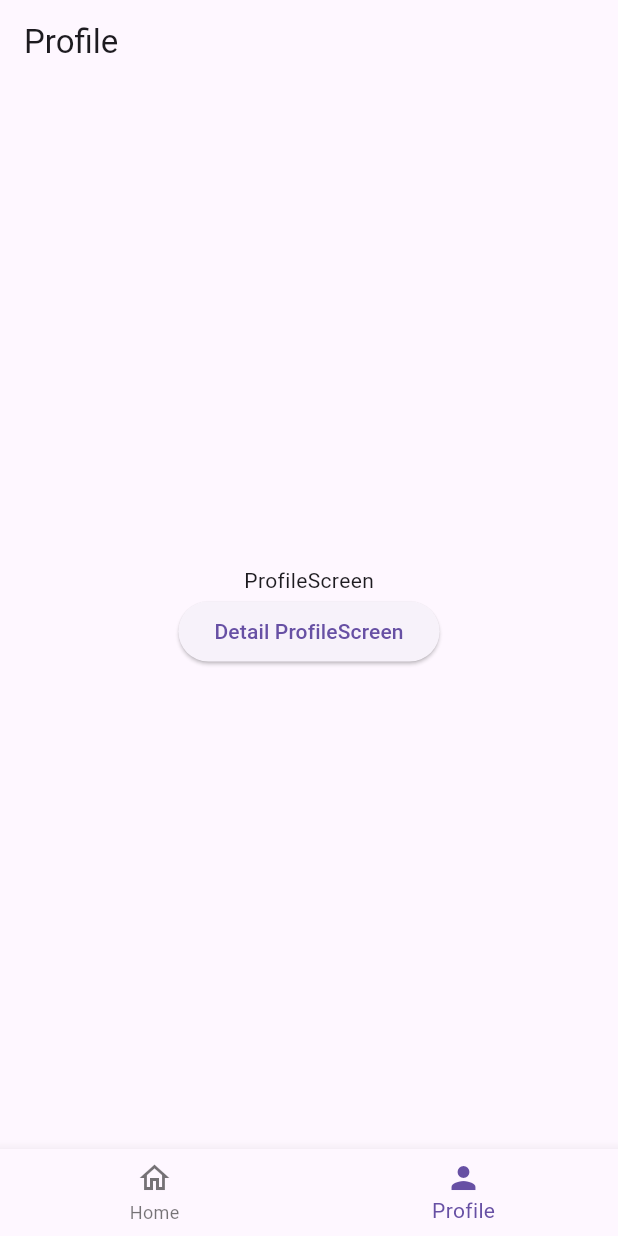
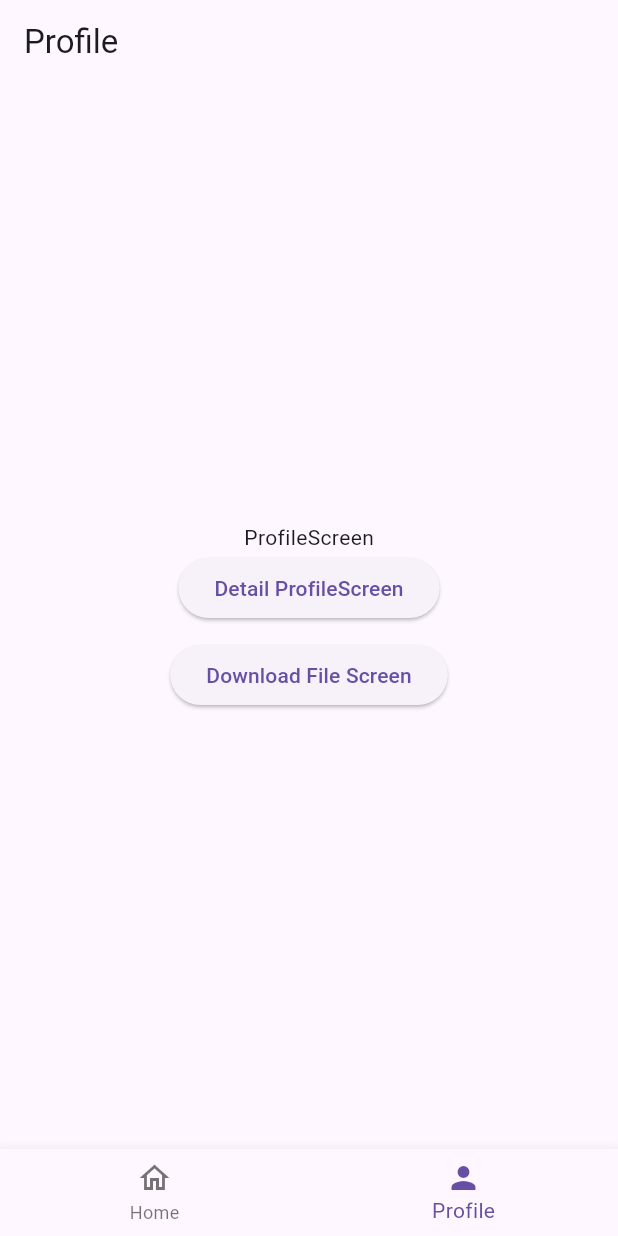
Before and after one commit to dhanrajEKflake/goRouterDemo, a Flutter app: the screen it shows after launch, item 2 of the bottom bar chosen, on a phone screen of 412 x 824 dp. Run offline on Flutter 3.47's test engine with Material 3 defaults, Android fonts, the phone set to English and light mode, and no system bars; our stand-ins replace go_router; missing offline and left inert: fl_downloader.

Commit message:
file downloader

```diff
--- a/lib/my_routes.dart
+++ b/lib/my_routes.dart
@@ -2,8 +2,8 @@ import 'package:flutter/material.dart';
 import 'package:flutter_shell_demo/bottom_nav.dart';
 import 'package:flutter_shell_demo/detail_homescreen.dart';
 import 'package:flutter_shell_demo/details_profilescreen.dart';
+import 'package:flutter_shell_demo/file_download_demo.dart';
 import 'package:flutter_shell_demo/homescreen.dart';
-// import 'package:flutter_shell_demo/main.dart';
 import 'package:flutter_shell_demo/profile_screen.dart';
 import 'package:flutter_shell_demo/simple_animation.dart';
 import 'package:flutter_shell_demo/splashscreen.dart';
@@ -52,7 +52,10 @@ final GoRouter router = GoRouter(
                         paramData: state.pathParameters['param'],
                         extra: state.extra,
                       ),
-                    )
+                    ),
+                    GoRoute(
+                        path: 'fileDownloadScreen',
+                        builder: (context, state) => const FileDownloadDemo())
                   ])
             ])
           ])
--- a/lib/profile_screen.dart
+++ b/lib/profile_screen.dart
@@ -22,6 +22,16 @@ class ProfileScreen extends StatelessWidget {
                   context.go('/profile/detailProfile/1996', extra: 'Hi bro!!');
                 },
                 child: const Text('Detail ProfileScreen')),
+          ),
+          const SizedBox(
+            height: 10,
+          ),
+          Center(
+            child: ElevatedButton(
+                onPressed: () {
+                  context.go('/profile/fileDownloadScreen');
+                },
+                child: const Text('Download File Screen')),
           )
         ],
       ),
--- a/pubspec.yaml
+++ b/pubspec.yaml
@@ -36,6 +36,7 @@ dependencies:
   # Use with the CupertinoIcons class for iOS style icons.
   cupertino_icons: ^1.0.2
   go_router: ^13.2.4
+  fl_downloader: ^2.0.1+1
 
 dev_dependencies:
   flutter_test:
```
Also changed, not shown: lib/file_download_demo.dart (added, +79 -0 lines), pubspec.lock, 12 other files.
